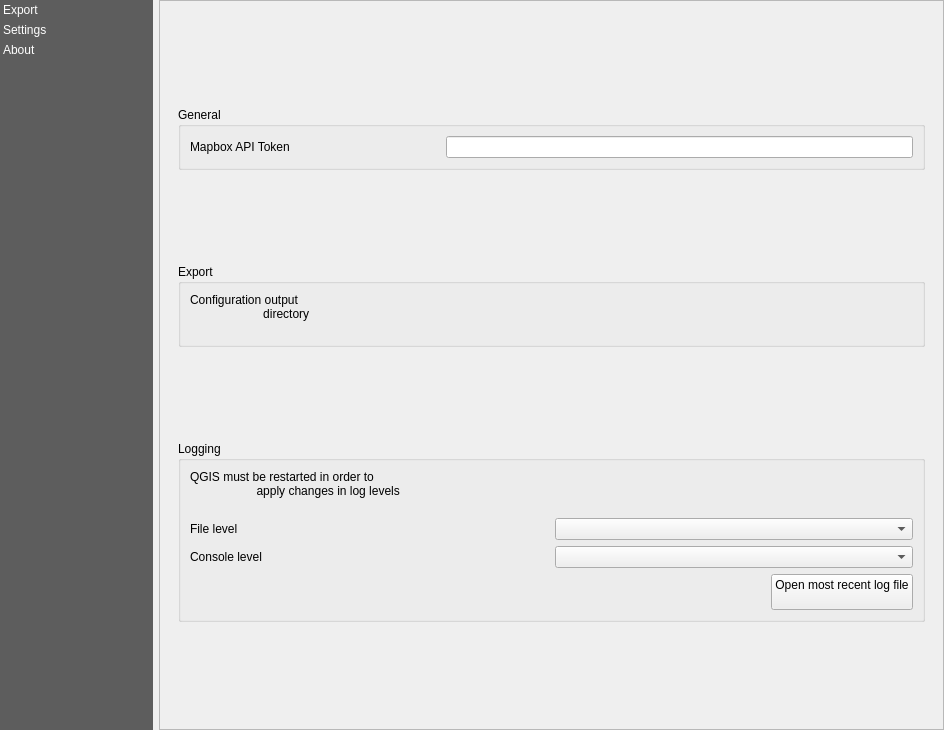
This is UnfoldedStudio/resources/ui/unfolded_dialog.ui in foursquare/qgis-plugin as Qt 5 draws it before an edit. The edited form follows.
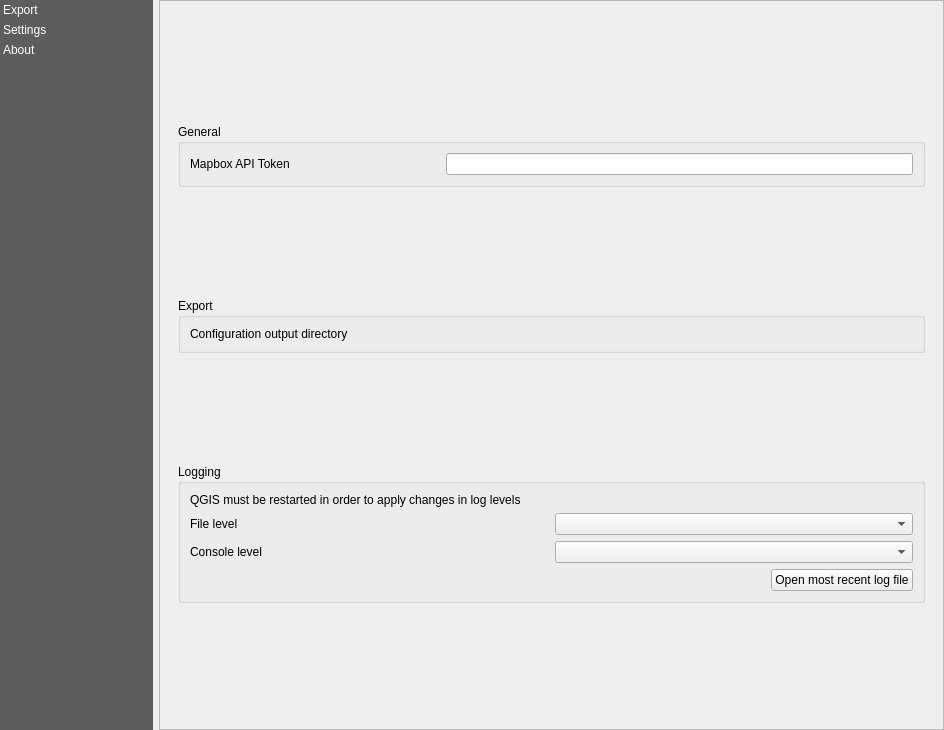
This is the edited form. The open tabs and pages were chosen to show the change. Custom widgets are drawn as their Qt base class.

Commit message: #26: Accept only folder in config location selector

```diff
--- a/UnfoldedStudio/resources/ui/unfolded_dialog.ui
+++ b/UnfoldedStudio/resources/ui/unfolded_dialog.ui
@@ -538,9 +538,7 @@
                      </sizepolicy>
                     </property>
                     <property name="text">
-                     <string>Configuration output
-                      directory
-                     </string>
+                     <string>Configuration output directory                 </string>
                     </property>
                    </widget>
                   </item>
@@ -564,9 +562,7 @@
                 <item>
                  <widget class="QLabel" name="label">
                   <property name="text">
-                   <string>QGIS must be restarted in order to
-                    apply changes in log levels
-                   </string>
+                   <string>QGIS must be restarted in order to apply changes in log levels</string>
                   </property>
                  </widget>
                 </item>
@@ -624,8 +620,7 @@
                   <item>
                    <widget class="QPushButton" name="btn_open_log">
                     <property name="text">
-                     <string>Open most recent log file
-                     </string>
+                     <string>Open most recent log file</string>
                     </property>
                    </widget>
                   </item>
```
Left out of the diff: 18 changed lines with no effect on the pictures.
